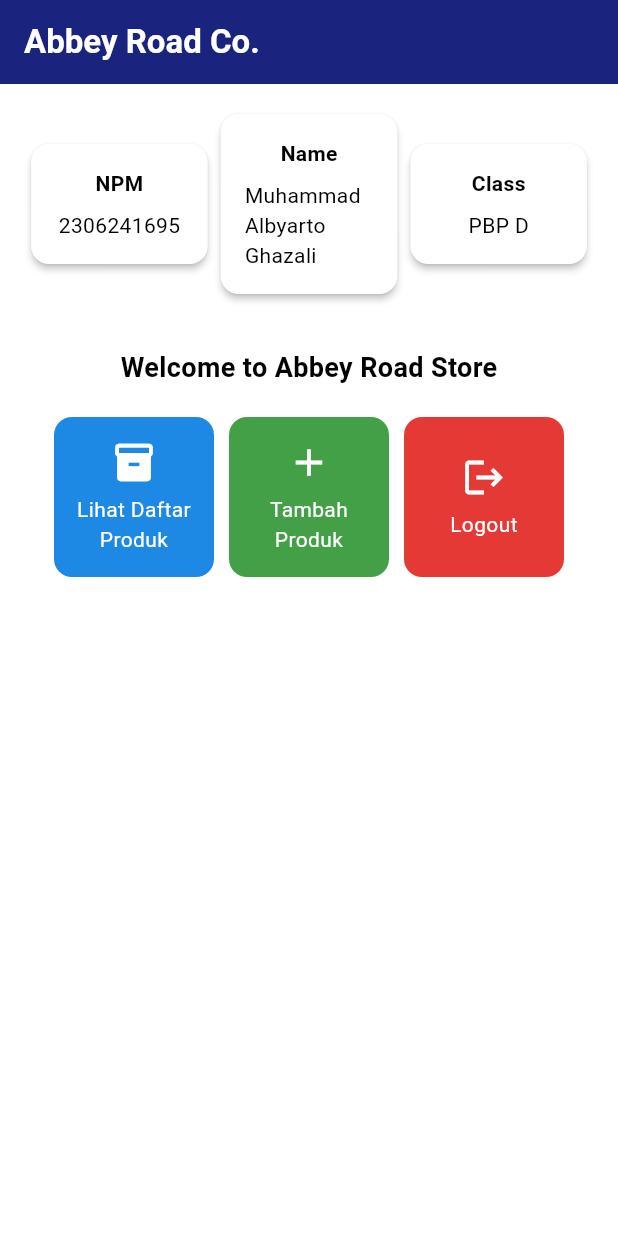
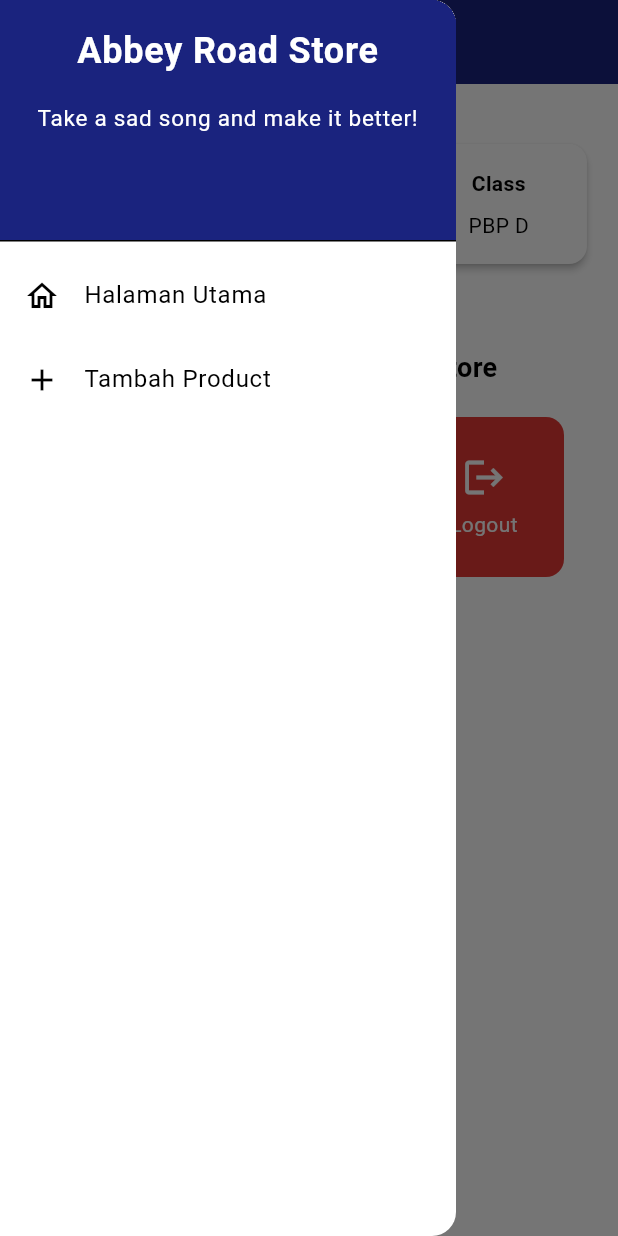
Before and after one commit to albyarto/abbey-road-store-mobile, a Flutter app: the screen it shows after launch, with the side drawer open (before the commit the screen has no drawer), on a phone screen of 412 x 824 dp. Run offline on Flutter 3.47's test engine with Material 3 defaults, Android fonts, the phone set to English and light mode, and no system bars.

Commit message:
Completing Tugas 8

```diff
--- a/lib/main.dart
+++ b/lib/main.dart
@@ -1,5 +1,5 @@
 import 'package:flutter/material.dart';
-import 'package:abbey_road_store/menu.dart';
+import 'package:abbey_road_store/screens/menu.dart';
 
 void main() {
   runApp(const MyApp());
--- a/lib/menu.dart
+++ b/lib/screens/menu.dart
@@ -1,4 +1,7 @@
 import 'package:flutter/material.dart';
+// Impor drawer widget
+import 'package:abbey_road_store/widgets/left_drawer.dart';
+import 'package:abbey_road_store/widgets/product_card.dart';
 
 class MyHomePage extends StatelessWidget {
   final String npm = '2306241695'; // NPM
@@ -28,7 +31,13 @@
         ),
         // Warna latar belakang AppBar diambil dari skema warna tema aplikasi.
         backgroundColor: Theme.of(context).colorScheme.primary,
+        // Mengganti warna icon drawer menjadi putih
+        iconTheme: const IconThemeData(color: Colors.white),
       ),
+
+      // Masukkan drawer sebagai parameter nilai drawer dari widget Scaffold
+      drawer: const LeftDrawer(),
+
       // Body halaman dengan padding di sekelilingnya.
       body: Padding(
         padding: const EdgeInsets.all(16.0),
@@ -92,15 +101,6 @@
   }
 }
 
-
-class ItemHomepage {
-    final String name;
-    final IconData icon;
-    final Color color; // Menambahkan properti warna
-
-    ItemHomepage(this.name, this.icon, this.color);
-}
-
 class InfoCard extends StatelessWidget {
   // Kartu informasi yang menampilkan title dan content.
 
@@ -133,56 +133,3 @@
     );
   }
 }
-
-class ItemCard extends StatelessWidget {
-  // Menampilkan kartu dengan ikon dan nama.
-
-  final ItemHomepage item;
-
-  const ItemCard(this.item, {super.key});
-
-  @override
-  Widget build(BuildContext context) {
-    return Material(
-       // Menggunakan warna dari item.
-      color: item.color,
-      // Membuat sudut kartu melengkung.
-      borderRadius: BorderRadius.circular(12),
-
-      child: InkWell(
-        // Aksi ketika kartu ditekan.
-        onTap: () {
-          // Menampilkan pesan SnackBar saat kartu ditekan.
-          ScaffoldMessenger.of(context)
-            ..hideCurrentSnackBar()
-            ..showSnackBar(
-              SnackBar(content: Text("Kamu telah menekan tombol ${item.name}!"))
-            );
-        },
-        // Container untuk menyimpan Icon dan Text
-        child: Container(
-          padding: const EdgeInsets.all(8),
-          child: Center(
-            child: Column(
-              // Menyusun ikon dan teks di tengah kartu.
-              mainAxisAlignment: MainAxisAlignment.center,
-              children: [
-                Icon(
-                  item.icon,
-                  color: Colors.white,
-                  size: 30.0,
-                ),
-                const Padding(padding: EdgeInsets.all(3)),
-                Text(
-                  item.name,
-                  textAlign: TextAlign.center,
-                  style: const TextStyle(color: Colors.white),
-                ),
-              ],
-            ),
-          ),
-        ),
-      ),
-    );
-  }
-}
--- /dev/null
+++ b/lib/widgets/left_drawer.dart
@@ -0,0 +1,70 @@
+import 'package:flutter/material.dart';
+import 'package:abbey_road_store/screens/menu.dart';
+import 'package:abbey_road_store/screens/productentry_form.dart';
+
+class LeftDrawer extends StatelessWidget {
+  const LeftDrawer({super.key});
+
+  @override
+  Widget build(BuildContext context) {
+    return Drawer(
+      child: ListView(
+        children: [
+          DrawerHeader(
+            decoration: BoxDecoration(
+              color: Theme.of(context).colorScheme.primary,
+            ),
+            child: const Column(
+              children: [
+                Text(
+                  'Abbey Road Store',
+                  textAlign: TextAlign.center,
+                  style: TextStyle(
+                    fontSize: 24,
+                    fontWeight: FontWeight.bold,
+                    color: Colors.white,
+                  ),
+                ),
+                Padding(padding: EdgeInsets.all(8)),
+                Text(
+                  "Take a sad song and make it better!",
+                  textAlign: TextAlign.center,
+                  style: TextStyle(
+                    fontSize: 15,
+                    color: Colors.white,
+                    fontWeight: FontWeight.normal,
+                  ),
+                ),
+              ],
+            ),
+          ),
+            ListTile(
+              leading: const Icon(Icons.home_outlined),
+              title: const Text('Halaman Utama'),
+              // Bagian redirection ke MyHomePage
+              onTap: () {
+                Navigator.pushReplacement(
+                    context,
+                    MaterialPageRoute(
+                      builder: (context) => MyHomePage(),
+                    ));
+              },
+            ),
+            ListTile(
+              leading: const Icon(Icons.add),
+              title: const Text('Tambah Product'),
+              // Bagian redirection ke MoodEntryFormPage
+              onTap: () {
+                Navigator.push(
+                  context,
+                  MaterialPageRoute(
+                    builder: (context) => const ProductEntryFormPage(),
+                  ),
+                );
+              },
+            ),
+        ],
+      ),
+    );
+  }
+}
--- /dev/null
+++ b/lib/widgets/product_card.dart
@@ -0,0 +1,73 @@
+import 'package:flutter/material.dart';
+import 'package:abbey_road_store/screens/productentry_form.dart';
+
+class ItemHomepage {
+    final String name;
+    final IconData icon;
+    final Color color; // Menambahkan properti warna
+
+    ItemHomepage(this.name, this.icon, this.color);
+}
+
+class ItemCard extends StatelessWidget {
+  // Menampilkan kartu dengan ikon dan nama.
+
+  final ItemHomepage item;
+
+  const ItemCard(this.item, {super.key});
+
+  @override
+  Widget build(BuildContext context) {
+    return Material(
+      // Menggunakan warna dari item.
+      color: item.color,
+      // Membuat sudut kartu melengkung.
+      borderRadius: BorderRadius.circular(12),
+
+      child: InkWell(
+        // Aksi ketika kartu ditekan.
+        onTap: () {
+          // Menampilkan pesan SnackBar saat kartu ditekan.
+          ScaffoldMessenger.of(context)
+            ..hideCurrentSnackBar()
+            ..showSnackBar(
+              SnackBar(content: Text("Kamu telah menekan tombol ${item.name}!"))
+            );
+
+          // Navigate ke route yang sesuai (tergantung jenis tombol)
+          if (item.name == "Tambah Produk") {
+            Navigator.push(
+              context,
+              MaterialPageRoute(
+                builder: (context) => const ProductEntryFormPage(),
+              ),
+            );
+          }
+        },
+        // Container untuk menyimpan Icon dan Text
+        child: Container(
+          padding: const EdgeInsets.all(8),
+          child: Center(
+            child: Column(
+              // Menyusun ikon dan teks di tengah kartu.
+              mainAxisAlignment: MainAxisAlignment.center,
+              children: [
+                Icon(
+                  item.icon,
+                  color: Colors.white,
+                  size: 30.0,
+                ),
+                const Padding(padding: EdgeInsets.all(3)),
+                Text(
+                  item.name,
+                  textAlign: TextAlign.center,
+                  style: const TextStyle(color: Colors.white),
+                ),
+              ],
+            ),
+          ),
+        ),
+      ),
+    );
+  }
+}
```
Also changed, not shown: lib/screens/productentry_form.dart (added, +195 -0 lines).
